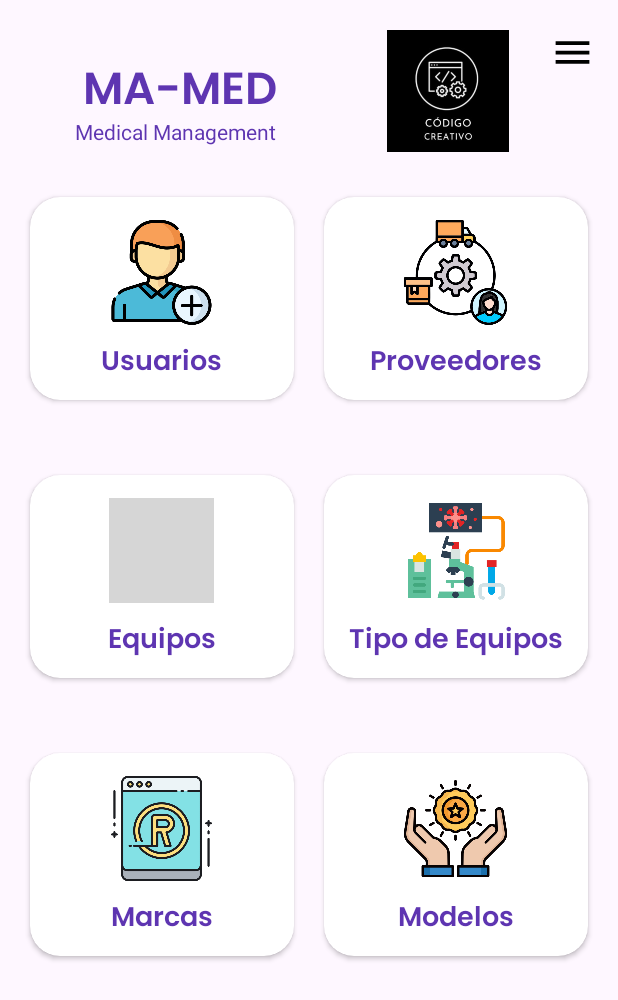
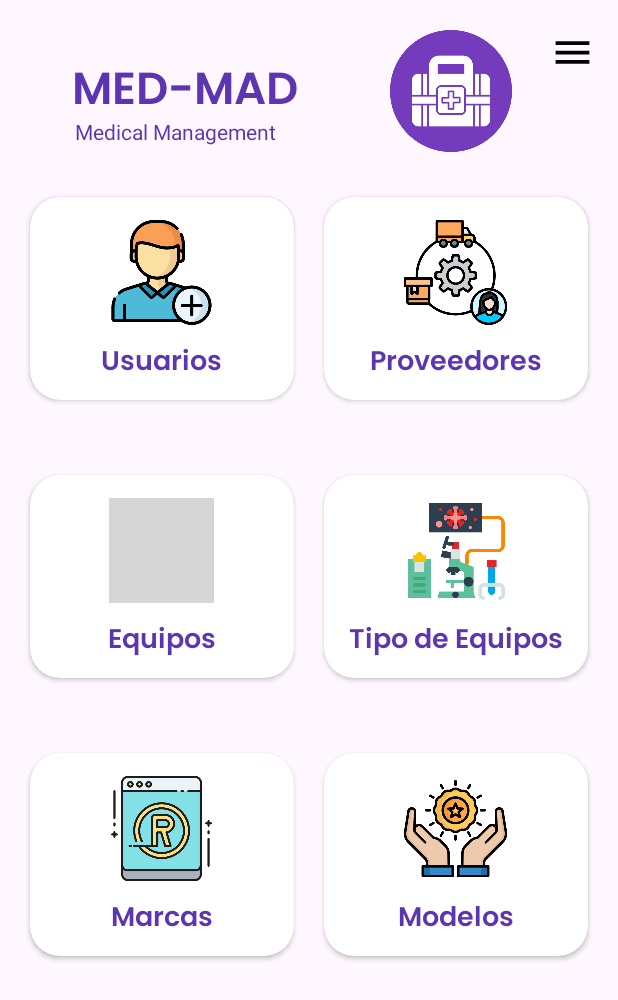
Before and after one commit to CodigoCreativoUTEC/mobilePFT, an Android app: the DashboardActivity screen opened directly, with no data from a screen before it, on a phone screen of 412 x 824 dp. Shown: the top 1000 px of the screen. Run offline under Robolectric (Android 15) with nearby library versions, the phone set to English and light mode, and no system bars; grey boxes are pictures that could not be loaded.

Commit message:
cambio logo del dashboard

```diff
--- a/app/src/main/res/layout/activity_dashboard.xml
+++ b/app/src/main/res/layout/activity_dashboard.xml
@@ -23,14 +23,14 @@
             android:id="@+id/mamedNamed"
             android:layout_width="0dp"
             android:layout_height="42dp"
+            android:layout_marginStart="48dp"
             android:layout_marginTop="16dp"
             android:fontFamily="@font/poppins_semibold"
-            android:text="MA-MED"
+            android:text="MED-MAD"
             android:textColor="@color/my_primary"
             android:textSize="30sp"
-            android:layout_marginStart="55dp"
-            app:layout_constraintTop_toTopOf="parent"
-            app:layout_constraintStart_toStartOf="parent"/>
+            app:layout_constraintStart_toStartOf="parent"
+            app:layout_constraintTop_toTopOf="parent" />
 
         <ImageView
             android:id="@+id/imageMenu"
@@ -61,7 +61,7 @@
             android:layout_width="152dp"
             android:layout_height="81dp"
             android:layout_marginEnd="30dp"
-            android:src="@drawable/tu_logo"
+            android:src="@drawable/logoapp"
             app:layout_constraintEnd_toEndOf="parent"
             app:layout_constraintHorizontal_bias="0.835"
             app:layout_constraintStart_toEndOf="@+id/mamedNamed"
```
Also changed, not shown: app/src/main/res/drawable/logoapp.png (added).
